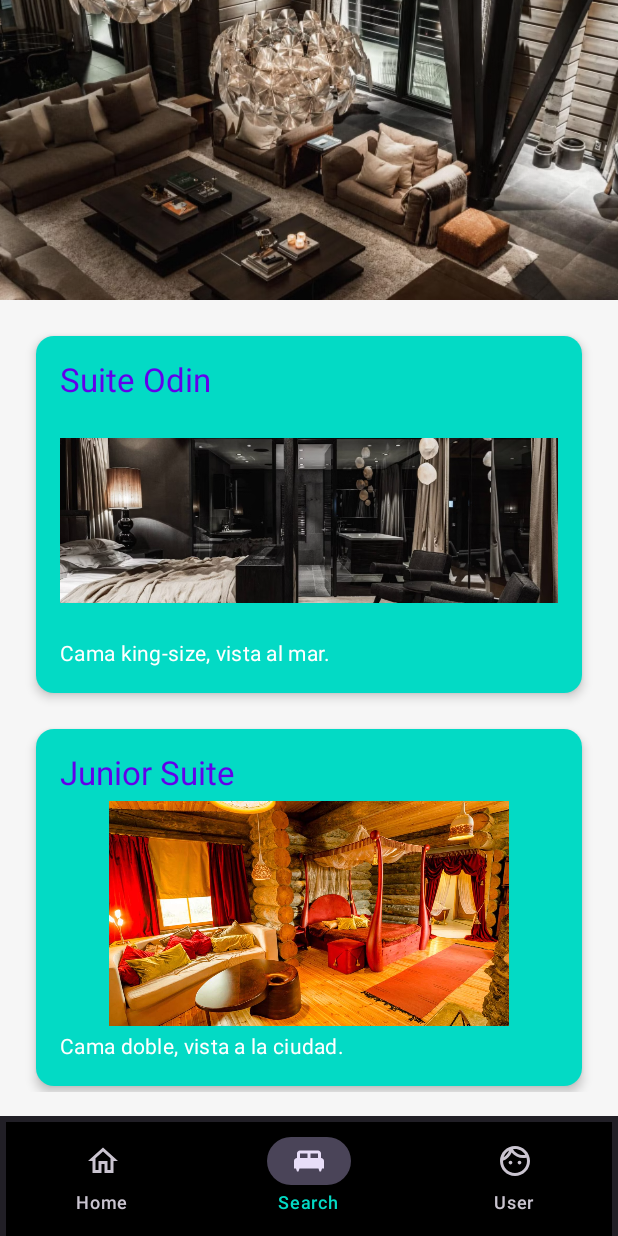
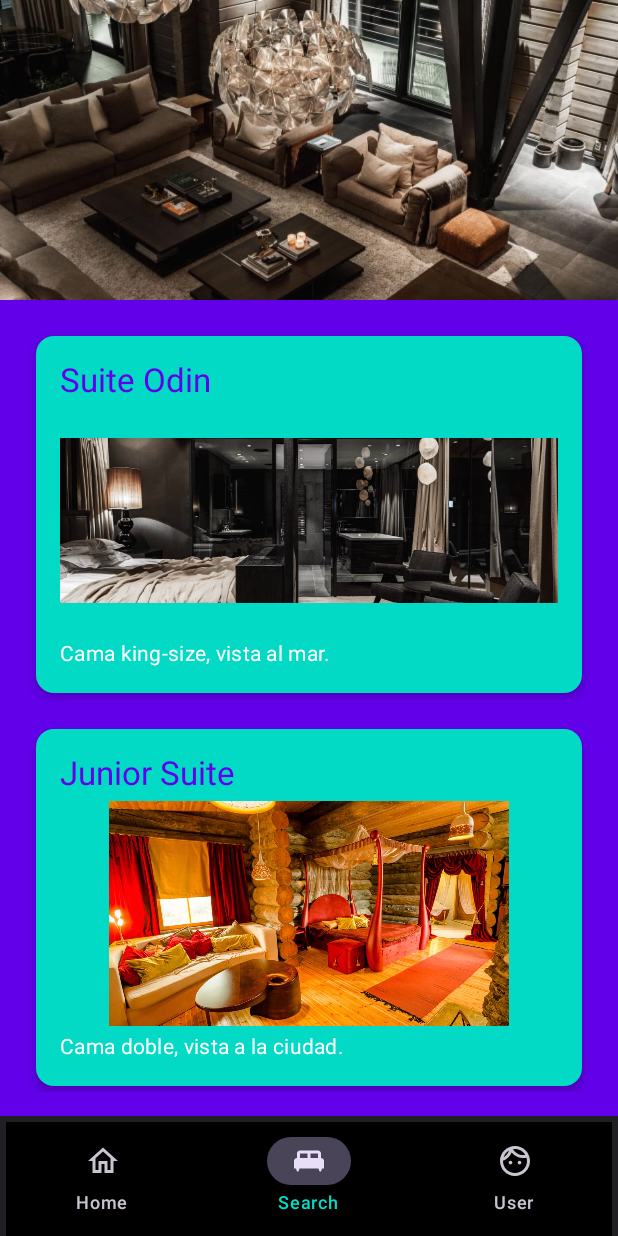
Before and after one commit to pablisEsp/HotelPereMaria-Android, an Android app built with Jetpack Compose: the composable HomeScreen shown on its own in the app's theme, on a phone screen of 412 x 824 dp. Run offline under Robolectric (Android 15) with nearby library versions, the phone set to English and light mode, and no system bars; 1 statement that could not run was skipped.

Commit message:
fixed bugs

```diff
--- a/app/src/main/java/com/example/hotelperemaria/home/homeScreen.kt
+++ b/app/src/main/java/com/example/hotelperemaria/home/homeScreen.kt
@@ -4,7 +4,6 @@ import androidx.compose.foundation.clickable
 import androidx.compose.foundation.layout.*
 import androidx.compose.foundation.lazy.LazyColumn
 import androidx.compose.foundation.lazy.items
-import androidx.compose.material.icons.Icons
 import androidx.compose.material.icons.filled.*
 import androidx.compose.material3.*
 import androidx.compose.runtime.Composable
@@ -31,7 +30,7 @@ val habitaciones = listOf(
 @Composable
 fun HomeScreen(navController: NavController) {
     Scaffold(
-        containerColor = MaterialTheme.colorScheme.background,
+        containerColor = MaterialTheme.colorScheme.primary,
         bottomBar = {
             BottomAppBar {
                 BottomAppBarCustom()
@@ -65,7 +64,8 @@ fun HomeScreen(navController: NavController) {
                 items(habitaciones) { habitacion ->
                     HabitacionCard(habitacion = habitacion) {
                         navController.navigate("detalle_habitacion/${habitacion.id}")
-                    }                }
+                    }
+                }
             }
         }
     }
```
